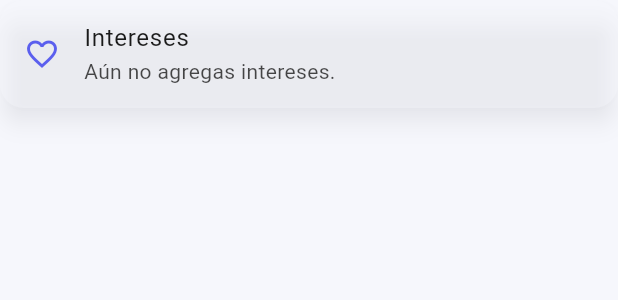
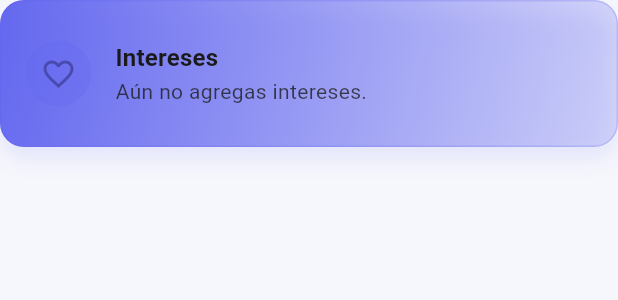
Before and after one commit to platanus-hack/platanus-hack-25-team-4, a Flutter app: the _InterestsSection widget shown alone on an empty page, opened directly with empty values, on a phone screen of 412 x 824 dp. Shown: the top 300 px of the screen. Run offline on Flutter 3.47's test engine with Material 3 defaults, Android fonts, the phone set to English and light mode, and no system bars; our stand-ins replace geolocator, shared_preferences; missing offline and left inert: workmanager; accounts and stored records are empty.

Commit message:
last visual changes

```diff
--- a/circles-flutter/lib/features/profile/presentation/profile_page.dart
+++ b/circles-flutter/lib/features/profile/presentation/profile_page.dart
@@ -105,7 +105,7 @@ class _ProfilePageState extends State<ProfilePage> {
                         const SizedBox(height: 12),
                         _InterestsSection(profile: profile),
                         const SizedBox(height: 12),
-                        _LocationCard(profile: profile, theme: theme),
+                        _LocationCard(theme: theme),
                         if (profile.availability != null &&
                             profile.availability!.isNotEmpty) ...[
                           const SizedBox(height: 12),
@@ -123,8 +123,8 @@ class _ProfilePageState extends State<ProfilePage> {
                             icon: Icons.shield_moon_outlined,
                             title: 'Límites',
                             subtitle: profile.boundaries.join(' • '),
-                            color: theme.colorScheme.outline,
-                            bg: theme.colorScheme.surfaceContainerHighest.withValues(alpha: 0.8),
+                            color: theme.colorScheme.secondary,
+                            bg: theme.colorScheme.tertiaryContainer.withValues(alpha: 0.7),
                           ),
                         ],
                         const SizedBox(height: 32),
@@ -214,6 +214,46 @@ class _HeaderCard extends StatelessWidget {
   }
 }
 
+class _ProfileCardSurface extends StatelessWidget {
+  const _ProfileCardSurface({
+    required this.color,
+    required this.bg,
+    required this.child,
+  });
+
+  final Color color;
+  final Color bg;
+  final Widget child;
+
+  @override
+  Widget build(BuildContext context) {
+    final brightness = ThemeData.estimateBrightnessForColor(color);
+    final gradientStart = bg.withValues(alpha: 0.94);
+    final gradientEnd =
+        color.withValues(alpha: brightness == Brightness.light ? 0.26 : 0.18);
+    final outline = color.withValues(alpha: brightness == Brightness.light ? 0.3 : 0.22);
+    return Container(
+      decoration: BoxDecoration(
+        gradient: LinearGradient(
+          colors: [gradientStart, gradientEnd],
+          begin: Alignment.topLeft,
+          end: Alignment.bottomRight,
+        ),
+        borderRadius: BorderRadius.circular(16),
+        border: Border.all(color: outline),
+        boxShadow: [
+          BoxShadow(
+            color: color.withValues(alpha: 0.12),
+            blurRadius: 12,
+            offset: const Offset(0, 8),
+          ),
+        ],
+      ),
+      child: child,
+    );
+  }
+}
+
 class _InfoCard extends StatelessWidget {
   const _InfoCard({
     required this.icon,
@@ -232,15 +272,32 @@ class _InfoCard extends StatelessWidget {
   @override
   Widget build(BuildContext context) {
     final theme = Theme.of(context);
-    return Card(
-      color: bg,
+    final avatarBg = color.withValues(alpha: 0.2);
+    final avatarFg = Color.alphaBlend(
+      color.withValues(alpha: 0.7),
+      theme.colorScheme.onSurface,
+    );
+    return _ProfileCardSurface(
+      color: color,
+      bg: bg,
       child: ListTile(
-        leading: Icon(icon, color: color),
-        title: Text(title),
+        contentPadding: const EdgeInsets.symmetric(horizontal: 16, vertical: 12),
+        leading: CircleAvatar(
+          radius: 22,
+          backgroundColor: avatarBg,
+          foregroundColor: avatarFg,
+          child: Icon(icon),
+        ),
+        title: Text(
+          title,
+          style: theme.textTheme.titleMedium?.copyWith(
+            fontWeight: FontWeight.w700,
+          ),
+        ),
         subtitle: Text(
           subtitle,
-          style: TextStyle(
-            color: theme.colorScheme.onSurface.withValues(alpha: 0.8),
+          style: theme.textTheme.bodyMedium?.copyWith(
+            color: theme.colorScheme.onSurface.withValues(alpha: 0.78),
           ),
         ),
       ),
@@ -262,11 +319,12 @@ class _InterestsSection extends StatelessWidget {
         title: 'Intereses',
         subtitle: 'Aún no agregas intereses.',
         color: theme.colorScheme.primary,
-        bg: theme.colorScheme.surfaceContainerHighest.withValues(alpha: 0.35),
+        bg: theme.colorScheme.primaryContainer.withValues(alpha: 0.75),
       );
     }
-    return Card(
-      color: theme.colorScheme.surfaceContainerHighest.withValues(alpha: 0.35),
+    return _ProfileCardSurface(
+      color: theme.colorScheme.primary,
+      bg: theme.colorScheme.primaryContainer.withValues(alpha: 0.8),
       child: Padding(
         padding: const EdgeInsets.all(12),
         child: Column(
@@ -292,10 +350,13 @@ class _InterestsSection extends StatelessWidget {
                   .map(
                     (i) => Chip(
                       label: Text(i.title),
-                      avatar: Icon(Icons.auto_awesome,
-                          size: 16, color: theme.colorScheme.primary),
+                      avatar: Icon(
+                        Icons.auto_awesome,
+                        size: 16,
+                        color: theme.colorScheme.primary,
+                      ),
                       backgroundColor:
-                          theme.colorScheme.primaryContainer.withValues(alpha: 0.25),
+                          theme.colorScheme.primaryContainer.withValues(alpha: 0.28),
                     ),
                   )
                   .toList(),
@@ -308,19 +369,28 @@ class _InterestsSection extends StatelessWidget {
 }
 
 class _LocationCard extends StatelessWidget {
-  const _LocationCard({required this.profile, required this.theme});
+  const _LocationCard({required this.theme});
 
-  final UserProfile profile;
   final ThemeData theme;
 
   @override
   Widget build(BuildContext context) {
-    return Card(
-      color: theme.colorScheme.surfaceContainerHighest.withValues(alpha: 0.35),
+    final color = theme.colorScheme.tertiary;
+    final avatarBg = color.withValues(alpha: 0.2);
+    final avatarFg = Color.alphaBlend(
+      color.withValues(alpha: 0.7),
+      theme.colorScheme.onSurface,
+    );
+    return _ProfileCardSurface(
+      color: color,
+      bg: theme.colorScheme.tertiaryContainer.withValues(alpha: 0.72),
       child: ListTile(
-        leading: Icon(
-          Icons.location_on_outlined,
-          color: theme.colorScheme.tertiary,
+        contentPadding: const EdgeInsets.symmetric(horizontal: 16, vertical: 12),
+        leading: CircleAvatar(
+          radius: 22,
+          backgroundColor: avatarBg,
+          foregroundColor: avatarFg,
+          child: const Icon(Icons.location_on_outlined),
         ),
         title: const Text('Ubicación'),
         subtitle: const Text(
--- a/circles-flutter/lib/features/profile/presentation/profile_wizard_page.dart
+++ b/circles-flutter/lib/features/profile/presentation/profile_wizard_page.dart
@@ -186,6 +186,11 @@ class _ProfileWizardPageState extends State<ProfileWizardPage> {
                       Text(
                         'Intereses',
                         style: Theme.of(context).textTheme.titleMedium,
+                      ),
+                      const SizedBox(height: 4),
+                      Text(
+                        'Seleccionar cada interés es opcional: marca solo lo que te importe (con uno basta para seguir).',
+                        style: Theme.of(context).textTheme.bodySmall,
                       ),
                       const SizedBox(height: 8),
                       Wrap(
```
